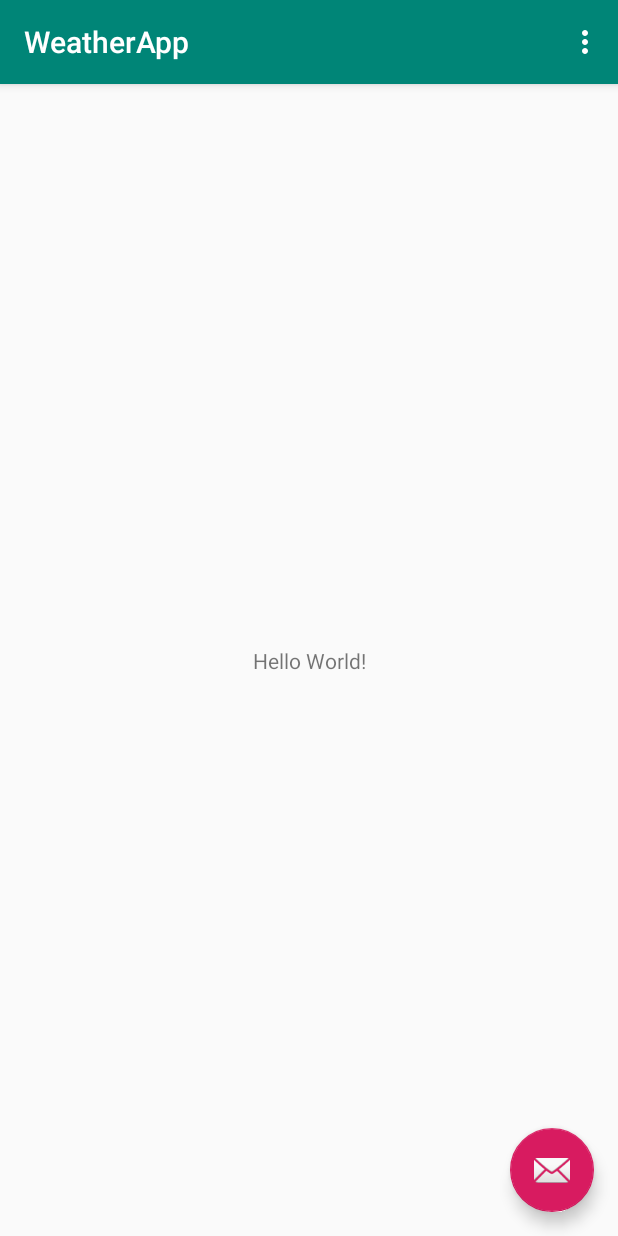
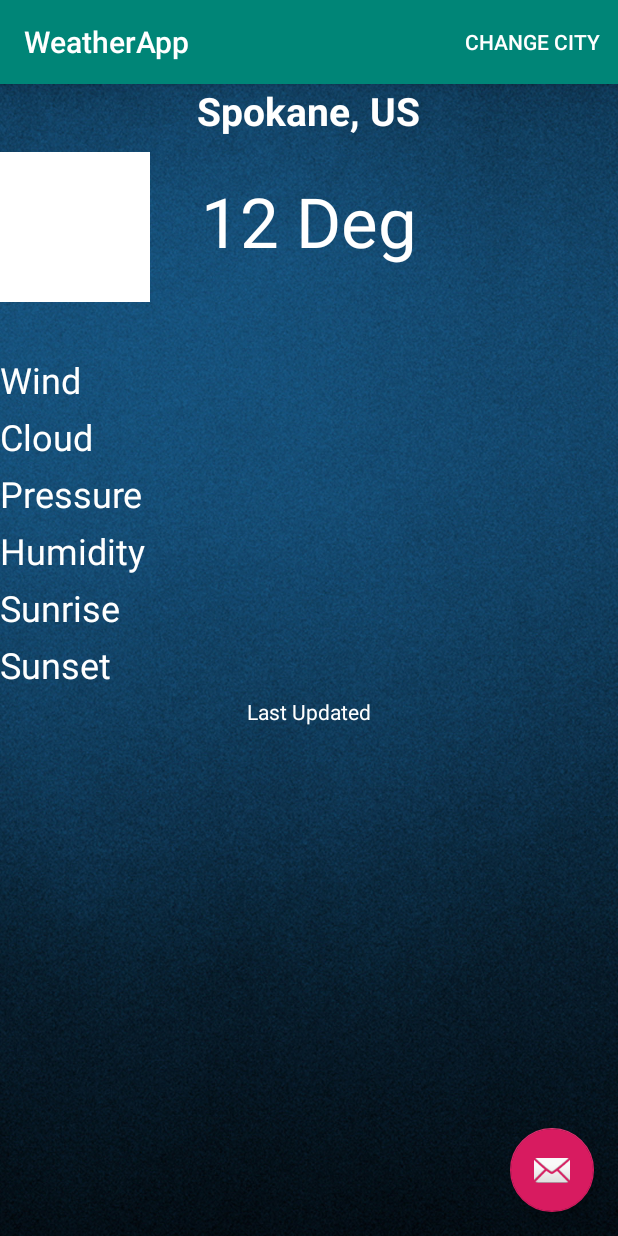
Before and after one commit to SimonenkoAlex/AndroidWeather, an Android app: the screen it shows after launch (MainActivity), on a phone screen of 412 x 824 dp. Run offline under Robolectric (Android 15) with nearby library versions, the phone set to English and light mode, and no system bars.

Commit message:
user interface design

```diff
--- a/WeatherApp/app/src/main/java/com/example/weatherapp/MainActivity.java
+++ b/WeatherApp/app/src/main/java/com/example/weatherapp/MainActivity.java
@@ -46,7 +46,7 @@ public class MainActivity extends AppCompatActivity {
         int id = item.getItemId();
 
         //noinspection SimplifiableIfStatement
-        if (id == R.id.action_settings) {
+        if (id == R.id.change_cityId) {
             return true;
         }
 
--- a/WeatherApp/app/src/main/res/layout/content_main.xml
+++ b/WeatherApp/app/src/main/res/layout/content_main.xml
@@ -1,20 +1,113 @@
 <?xml version="1.0" encoding="utf-8"?>
-<androidx.constraintlayout.widget.ConstraintLayout xmlns:android="http://schemas.android.com/apk/res/android"
+<RelativeLayout xmlns:android="http://schemas.android.com/apk/res/android"
     xmlns:app="http://schemas.android.com/apk/res-auto"
     xmlns:tools="http://schemas.android.com/tools"
     android:layout_width="match_parent"
     android:layout_height="match_parent"
+    android:background="@drawable/background"
     app:layout_behavior="@string/appbar_scrolling_view_behavior"
     tools:context=".MainActivity"
     tools:showIn="@layout/activity_main">
 
     <TextView
+        android:id="@+id/cityText"
         android:layout_width="wrap_content"
         android:layout_height="wrap_content"
-        android:text="Hello World!"
-        app:layout_constraintBottom_toBottomOf="parent"
-        app:layout_constraintLeft_toLeftOf="parent"
-        app:layout_constraintRight_toRightOf="parent"
-        app:layout_constraintTop_toTopOf="parent" />
+        android:layout_centerHorizontal="true"
+        android:text="Spokane, US"
+        android:textColor="#fff"
+        android:textSize="26sp"
+        android:textStyle="bold" />
 
-</androidx.constraintlayout.widget.ConstraintLayout>
+    <ImageView
+        android:id="@+id/thumbnailIcon"
+        android:layout_width="100dp"
+        android:layout_height="100dp"
+        android:layout_below="@+id/cityText"
+        android:layout_marginTop="10dp"
+        android:background="#fff" />
+
+    <TextView
+        android:id="@+id/tempText"
+        android:layout_width="wrap_content"
+        android:layout_height="wrap_content"
+        android:layout_below="@+id/cityText"
+        android:layout_centerHorizontal="true"
+        android:layout_marginTop="25dp"
+        android:text="12 Deg"
+        android:textColor="#fff"
+        android:textSize="46sp"
+        android:textStyle="normal" />
+
+    <TextView
+        android:id="@+id/windText"
+        android:layout_width="wrap_content"
+        android:layout_height="wrap_content"
+        android:layout_below="@+id/thumbnailIcon"
+        android:layout_marginTop="35dp"
+        android:text="Wind"
+        android:textColor="#fff"
+        android:textSize="24sp" />
+
+    <TextView
+        android:id="@+id/cloudText"
+        android:layout_width="wrap_content"
+        android:layout_height="wrap_content"
+        android:layout_below="@+id/windText"
+        android:layout_marginTop="5dp"
+        android:text="Cloud"
+        android:textColor="#fff"
+        android:textSize="24sp" />
+
+    <TextView
+        android:id="@+id/pressureText"
+        android:layout_width="wrap_content"
+        android:layout_height="wrap_content"
+        android:layout_below="@+id/cloudText"
+        android:layout_marginTop="5dp"
+        android:text="Pressure"
+        android:textColor="#fff"
+        android:textSize="24sp" />
+
+    <TextView
+        android:id="@+id/humidText"
+        android:layout_width="wrap_content"
+        android:layout_height="wrap_content"
+        android:layout_below="@+id/pressureText"
+        android:layout_marginTop="5dp"
+        android:text="Humidity"
+        android:textColor="#fff"
+        android:textSize="24sp" />
+
+    <TextView
+        android:id="@+id/riseText"
+        android:layout_width="wrap_content"
+        android:layout_height="wrap_content"
+        android:layout_below="@+id/humidText"
+        android:layout_marginTop="5dp"
+        android:text="Sunrise"
+        android:textColor="#fff"
+        android:textSize="24sp" />
+
+    <TextView
+        android:id="@+id/setText"
+        android:layout_width="wrap_content"
+        android:layout_height="wrap_content"
+        android:layout_below="@+id/riseText"
+        android:layout_marginTop="5dp"
+        android:text="Sunset"
+        android:textColor="#fff"
+        android:textSize="24sp" />
+
+    <TextView
+        android:id="@+id/updateText"
+        android:layout_width="wrap_content"
+        android:layout_height="wrap_content"
+        android:layout_below="@+id/setText"
+        android:layout_centerHorizontal="true"
+        android:layout_marginTop="5dp"
+        android:text="Last Updated"
+        android:textColor="#fff"
+        android:textSize="14sp" />
+
+</RelativeLayout>
--- a/WeatherApp/app/src/main/res/menu/menu_main.xml
+++ b/WeatherApp/app/src/main/res/menu/menu_main.xml
@@ -3,8 +3,8 @@
     xmlns:tools="http://schemas.android.com/tools"
     tools:context="com.example.weatherapp.MainActivity">
     <item
-        android:id="@+id/action_settings"
+        android:id="@+id/change_cityId"
         android:orderInCategory="100"
-        android:title="@string/action_settings"
-        app:showAsAction="never" />
+        android:title="@string/change_city"
+        app:showAsAction="always" />
 </menu>
--- a/WeatherApp/app/src/main/res/values/strings.xml
+++ b/WeatherApp/app/src/main/res/values/strings.xml
@@ -1,4 +1,4 @@
 <resources>
     <string name="app_name">WeatherApp</string>
-    <string name="action_settings">Settings</string>
+    <string name="change_city">Change City</string>
 </resources>
```
Also changed, not shown: WeatherApp/app/src/main/res/drawable/background.jpg (added).
